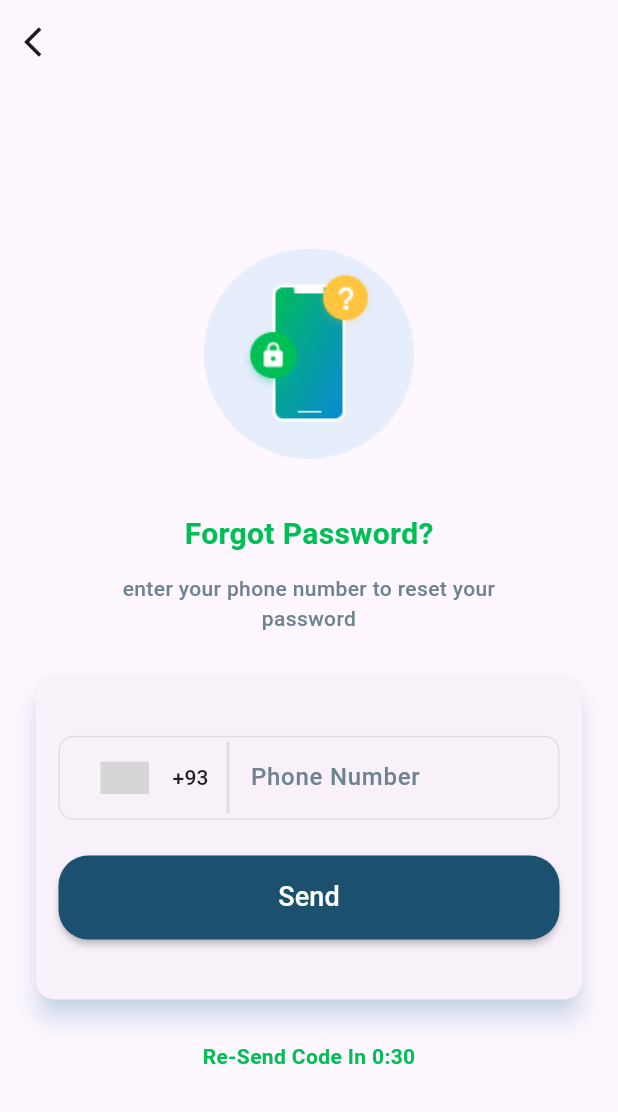
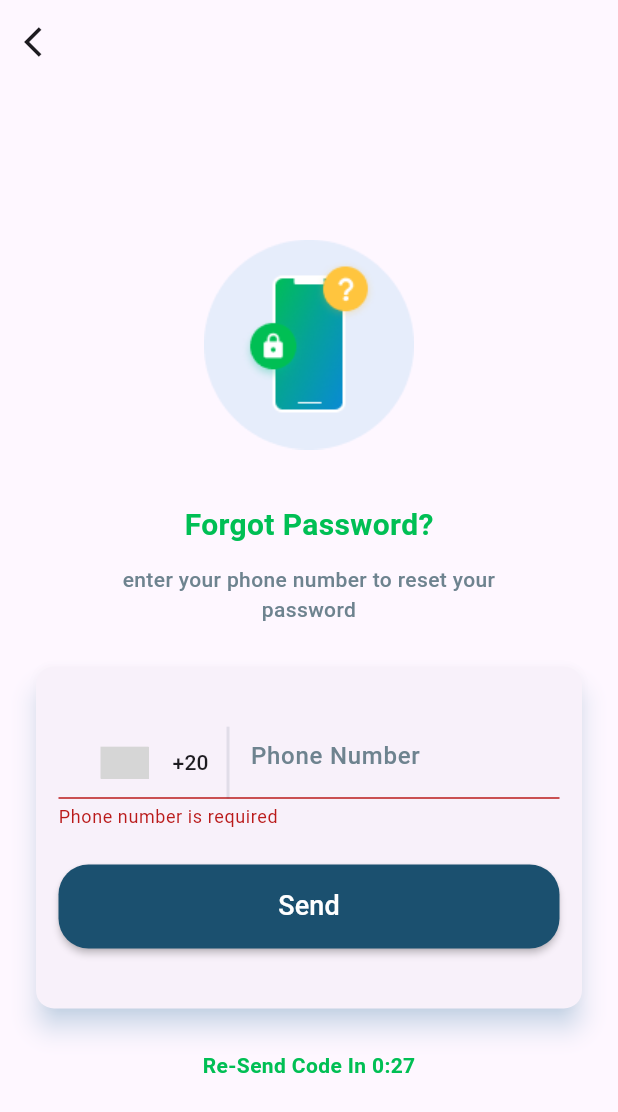
Before and after one commit to MohamedRefaat90/HEDG_Task, a Flutter app: the ForgetPassScreen screen opened by its route, after a tap on "Send", on a phone screen of 412 x 824 dp. Shown: the top 1112 px of the screen. Run offline on Flutter 3.47's test engine with Material 3 defaults, Android fonts, the phone set to English and light mode, and no system bars; drawn by our look-alikes of country_code_picker; our stand-ins replace device_preview, flutter_screenutil, flutter_svg, go_router, page_transition; grey boxes are pictures that could not be loaded.

Commit message:
- Finish resend otp timer in Forget Password Screen

```diff
--- /dev/null
+++ b/lib/core/helpers/fileds_validators.dart
@@ -0,0 +1,11 @@
+String? phoneValidator(String value) {
+  if (value.isEmpty) {
+    return 'Phone number is required';
+  }
+  if (!RegExp(
+          r"^\s*(?:\+?(\d{1,3}))?[-. (]*(\d{3})[-. )]*(\d{3})[-. ]*(\d{4})(?: *x(\d+))?\s*$")
+      .hasMatch(value)) {
+    return "Invalid Phone Number";
+  }
+  return null;
+}
--- a/lib/features/auth/forget_password/presentation/screen/forget_pass_screen.dart
+++ b/lib/features/auth/forget_password/presentation/screen/forget_pass_screen.dart
@@ -1,13 +1,40 @@
+import 'dart:async';
+
 import 'package:flutter/material.dart';
 import 'package:flutter_screenutil/flutter_screenutil.dart';
 import 'package:go_router/go_router.dart';
 import 'package:hedg_task/core/constants/app_assets.dart';
 import 'package:hedg_task/core/themes/app_colors.dart';
+import 'package:hedg_task/core/widgets/custom_btn.dart';
 
 import '../widgets/phone_field_card.dart';
 
-class ForgetPassScreen extends StatelessWidget {
+class ForgetPassScreen extends StatefulWidget {
   const ForgetPassScreen({super.key});
+
+  @override
+  State<ForgetPassScreen> createState() => _ForgetPassScreenState();
+}
+
+class _ForgetPassScreenState extends State<ForgetPassScreen> {
+  int resendOtpDuration = 30;
+
+  @override
+  void initState() {
+    resendOTPTimer();
+    super.initState();
+  }
+
+  resendOTPTimer() {
+    Timer.periodic(const Duration(seconds: 1), (timer) {
+      if (resendOtpDuration <= 30) {
+        setState(() => resendOtpDuration--);
+        if (resendOtpDuration == 0) {
+          timer.cancel();
+        }
+      }
+    });
+  }
 
   @override
   Widget build(BuildContext context) {
@@ -40,11 +67,22 @@ class ForgetPassScreen extends StatelessWidget {
           20.verticalSpace,
           const PhoneFieldCard(),
           20.verticalSpace,
-          const Text("Re-Send Code In 0:30",
-              style: TextStyle(
+          resendOtpDuration == 0
+              ? CustomBTN(
+                  widget: const Text("Resen OTP"),
                   color: AppColors.primaryColor,
-                  fontWeight: FontWeight.bold,
-                  fontSize: 14))
+                  padding: 12,
+                  press: () {
+                    setState(() {
+                      resendOtpDuration = 30;
+                      resendOTPTimer();
+                    });
+                  })
+              : Text("Re-Send Code In 0:$resendOtpDuration",
+                  style: const TextStyle(
+                      color: AppColors.primaryColor,
+                      fontWeight: FontWeight.bold,
+                      fontSize: 14))
         ]),
       ),
     );
--- a/lib/features/auth/forget_password/presentation/widgets/phone_field_card.dart
+++ b/lib/features/auth/forget_password/presentation/widgets/phone_field_card.dart
@@ -1,12 +1,28 @@
 import 'package:country_code_picker/country_code_picker.dart';
 import 'package:flutter/material.dart';
 import 'package:flutter_screenutil/flutter_screenutil.dart';
+import 'package:hedg_task/core/helpers/fileds_validators.dart';
 import 'package:hedg_task/core/themes/app_colors.dart';
 
 import '../../../../../core/widgets/custom_btn.dart';
 
-class PhoneFieldCard extends StatelessWidget {
+class PhoneFieldCard extends StatefulWidget {
   const PhoneFieldCard({super.key});
+
+  @override
+  State<PhoneFieldCard> createState() => _PhoneFieldCardState();
+}
+
+class _PhoneFieldCardState extends State<PhoneFieldCard> {
+  TextEditingController textEditingController = TextEditingController();
+  GlobalKey<FormState> formKey = GlobalKey<FormState>();
+  String countryCode = "+20";
+
+  @override
+  void dispose() {
+    textEditingController.dispose();
+    super.dispose();
+  }
 
   @override
   Widget build(BuildContext context) {
@@ -17,7 +33,11 @@ class PhoneFieldCard extends StatelessWidget {
           padding: const EdgeInsets.symmetric(horizontal: 15, vertical: 40),
           child: Column(
             children: [
-              TextField(
+              Form(
+                key: formKey,
+                child: TextFormField(
+                  controller: textEditingController,
+                  validator: (value) => phoneValidator(value!),
                   keyboardType: TextInputType.phone,
                   decoration: InputDecoration(
                       hintText: "Phone Number",
@@ -30,15 +50,22 @@ class PhoneFieldCard extends StatelessWidget {
                             border: Border(
                                 right: BorderSide(
                                     color: AppColors.border, width: 2))),
-                      child: const CountryCodePicker(padding: EdgeInsets.zero),
+                        child: CountryCodePicker(
+                          padding: EdgeInsets.zero,
+                          initialSelection: "EG",
+                          onChanged: (value) {
+                            countryCode = value.dialCode!;
+                          },
+                        ),
                       ),
                       enabledBorder: const OutlineInputBorder(
                           borderSide: BorderSide(color: AppColors.border),
                           borderRadius: BorderRadius.all(Radius.circular(10))),
                       focusedBorder: const OutlineInputBorder(
-                        borderSide:
-                            BorderSide(color: Color.fromARGB(255, 28, 33, 36)),
+                          borderSide: BorderSide(
+                              color: Color.fromARGB(255, 28, 33, 36)),
                           borderRadius: BorderRadius.all(Radius.circular(10)))),
+                ),
               ),
               20.verticalSpace,
               CustomBTN(
@@ -48,7 +75,12 @@ class PhoneFieldCard extends StatelessWidget {
                           TextStyle(fontWeight: FontWeight.w500, fontSize: 18)),
                   color: AppColors.secondeyColor,
                   width: double.infinity,
-                  press: () {})
+                  press: () {
+                    if (formKey.currentState!.validate()) {
+                      debugPrint(
+                          countryCode + textEditingController.text.trim());
+                    }
+                  })
             ],
           ),
         ));
```
Lines whose indentation alone changed are shown as unchanged.
